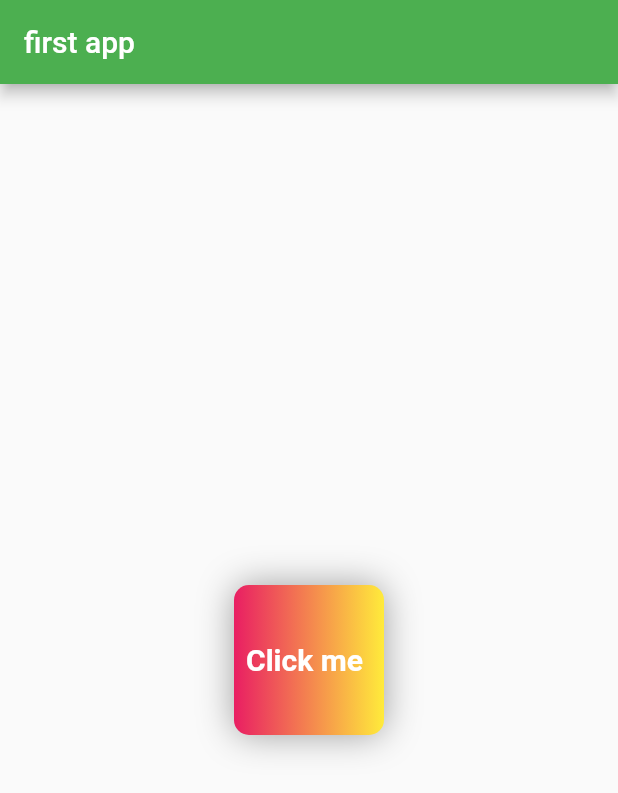
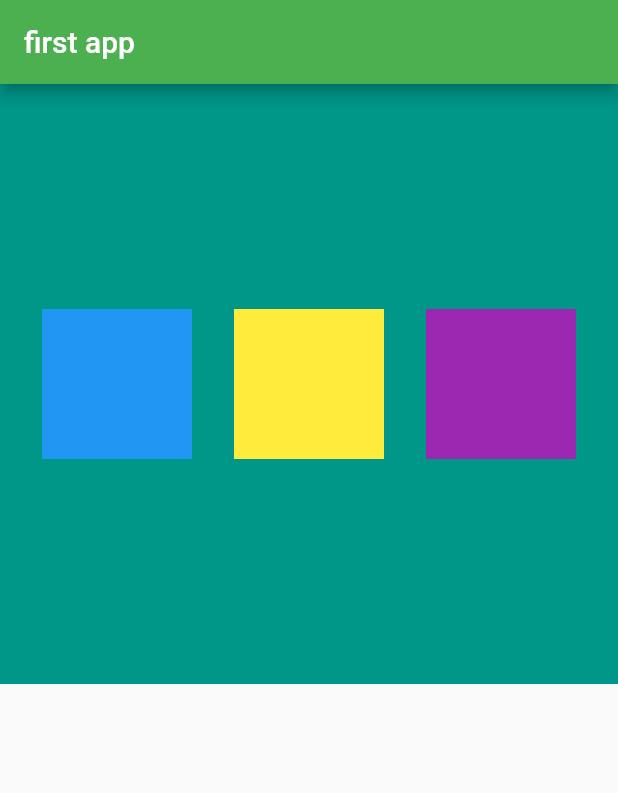
Before and after one commit to Abhishek5635/App-basic, a Flutter app: the screen it shows after launch, on a phone screen of 412 x 824 dp. Shown: the top 793 px of the screen. Run offline on Flutter 3.47's test engine with Material 2 defaults, Android fonts, the phone set to English and light mode, and no system bars.

Commit message:
ch3 complete

```diff
--- a/lib/main.dart
+++ b/lib/main.dart
@@ -15,22 +15,32 @@ class Homepage extends StatelessWidget {
       appBar: AppBar(
         title: Text('first app'),
       ),
-      body: Center(
-        child: Container(
-          padding: const EdgeInsets.all(8),
-          width: 100,
-          height: 100,
-          alignment: Alignment.center,
-          decoration: BoxDecoration(
-              borderRadius: BorderRadius.circular(10),
-              gradient: LinearGradient(colors: [Colors.pink, Colors.yellow]),
+      body: Container(
+        color: Colors.teal,
+        height: 400,
+        child: Row(
+          mainAxisAlignment: MainAxisAlignment.spaceEvenly,
+          crossAxisAlignment: CrossAxisAlignment.center,
+          children: <Widget>[
+            Container(
+              padding: const EdgeInsets.all(8),
+              width: 100,
+              height: 100,
+              color: Colors.blue,
+            ),
+            Container(
+              padding: const EdgeInsets.all(8),
+              width: 100,
+              height: 100,
               color: Colors.yellow,
-              boxShadow: [BoxShadow(color: Colors.grey, blurRadius: 20)]),
-          child: Text(
-            'Click me  ',
-            style: TextStyle(
-                color: Colors.white, fontWeight: FontWeight.bold, fontSize: 20),
-          ),
+            ),
+            Container(
+              padding: const EdgeInsets.all(8),
+              width: 100,
+              height: 100,
+              color: Colors.purple,
+            )
+          ],
         ),
       ),
     );
```
